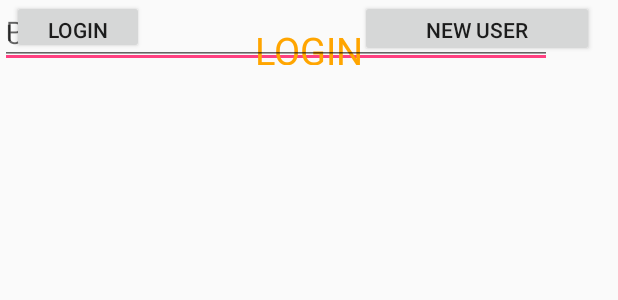
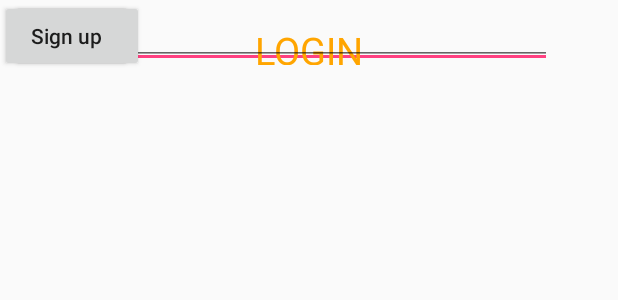
Before and after one commit to komalkhatri3/pratiksha, an Android app: the layout content_login.xml on its own in the app's theme, with its tools: preview values and no code run, on a phone screen of 412 x 824 dp. Shown: the top 300 px of the screen. Run offline under Robolectric (Android 15) with nearby library versions, the phone set to English and light mode, and no system bars.

Commit message:
login Page/sign up page

```diff
--- a/app/src/main/java/com/harsh/nandy/cancerantidote/fragment_area.java
+++ b/app/src/main/java/com/harsh/nandy/cancerantidote/fragment_area.java
@@ -65,7 +65,7 @@ public class fragment_area extends Fragment {
             mListener = (OnFragmentInteractionListener) context;
         } else {
             throw new RuntimeException(context.toString()
-                    + " must implement OnFragmentInteractionListener");
+                    + " must implement OnSignUpFragmentInteractionListener");
         }
     }
 
--- a/app/src/main/java/layout/BlankFragment.java
+++ b/app/src/main/java/layout/BlankFragment.java
@@ -82,7 +82,7 @@ public class BlankFragment extends Fragment {
             mListener = (OnFragmentInteractionListener) context;
         } else {
             throw new RuntimeException(context.toString()
-                    + " must implement OnFragmentInteractionListener");
+                    + " must implement OnSignUpFragmentInteractionListener");
         }
     }
 
--- a/app/src/main/res/layout/content_login.xml
+++ b/app/src/main/res/layout/content_login.xml
@@ -46,20 +46,46 @@
     <Button
         android:id="@+id/button8"
         android:layout_width="88dp"
-        android:layout_height="36dp"
+        android:layout_height="48dp"
         android:text="Login"
         tools:layout_editor_absoluteY="158dp"
         android:layout_marginLeft="8dp"
-        app:layout_constraintLeft_toLeftOf="parent" />
+        app:layout_constraintLeft_toLeftOf="parent"
+        android:layout_marginStart="8dp" />
 
     <Button
         android:id="@+id/button9"
         android:layout_width="156dp"
-        android:layout_height="38dp"
+        android:layout_height="48dp"
 
         android:text="New User"
-        tools:layout_editor_absoluteY="158dp"
-        android:layout_marginRight="16dp"
-        app:layout_constraintRight_toRightOf="parent" />
+        tools:layout_editor_absoluteY="-81dp"
+        android:layout_marginRight="586dp"
+        app:layout_constraintRight_toRightOf="parent"
+        android:layout_marginEnd="586dp" />
+
+    <TextView
+        android:id="@+id/textView"
+        android:layout_width="wrap_content"
+        android:layout_height="wrap_content"
+        android:textAppearance="?android:attr/textAppearanceLarge"
+        tools:layout_editor_absoluteY="0dp"
+        tools:layout_editor_absoluteX="0dp" />
+
+    <android.support.v7.widget.AppCompatButton
+        android:id="@+id/button_signup"
+        android:layout_width="wrap_content"
+        android:layout_height="wrap_content"
+        android:textAllCaps="false"
+        android:text="Sign up"
+        tools:layout_editor_absoluteX="175dp"
+        tools:layout_editor_absoluteY="158dp" />
+
+    <FrameLayout
+        android:id="@+id/new_user_fragment_container"
+        android:layout_width="0dp"
+        android:layout_height="47dp"
+        tools:layout_editor_absoluteY="8dp"
+        tools:layout_editor_absoluteX="8dp" />
 
 </android.support.constraint.ConstraintLayout>
--- a/app/src/main/res/values/dimens.xml
+++ b/app/src/main/res/values/dimens.xml
@@ -1,3 +1,6 @@
 <resources>
     <dimen name="fab_margin">16dp</dimen>
+    <!-- Default screen margins, per the Android Design guidelines. -->
+    <dimen name="activity_horizontal_margin">16dp</dimen>
+    <dimen name="activity_vertical_margin">16dp</dimen>
 </resources>
```
Also changed, not shown: app/src/main/AndroidManifest.xml (+7 -1 lines), app/src/main/java/com/harsh/nandy/cancerantidote/SignUp.java (added, +13 -0 lines), app/src/main/java/com/harsh/nandy/cancerantidote/SignUpFragment.java (added, +91 -0 lines), app/src/main/java/com/harsh/nandy/cancerantidote/login.java (+26 -8 lines), app/src/main/res/layout/fragment_sign_up.xml (added, +121 -0 lines), app/src/main/res/layout/sign_up.xml (added, +21 -0 lines), app/src/main/res/values/strings.xml (+14 -0 lines).
